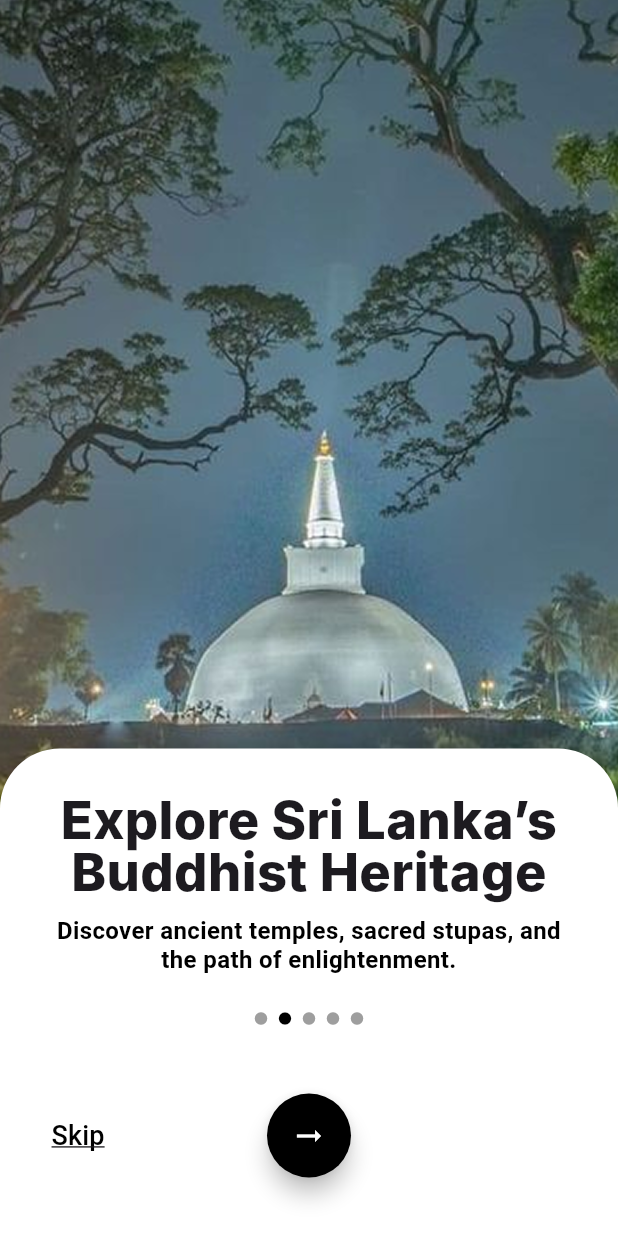
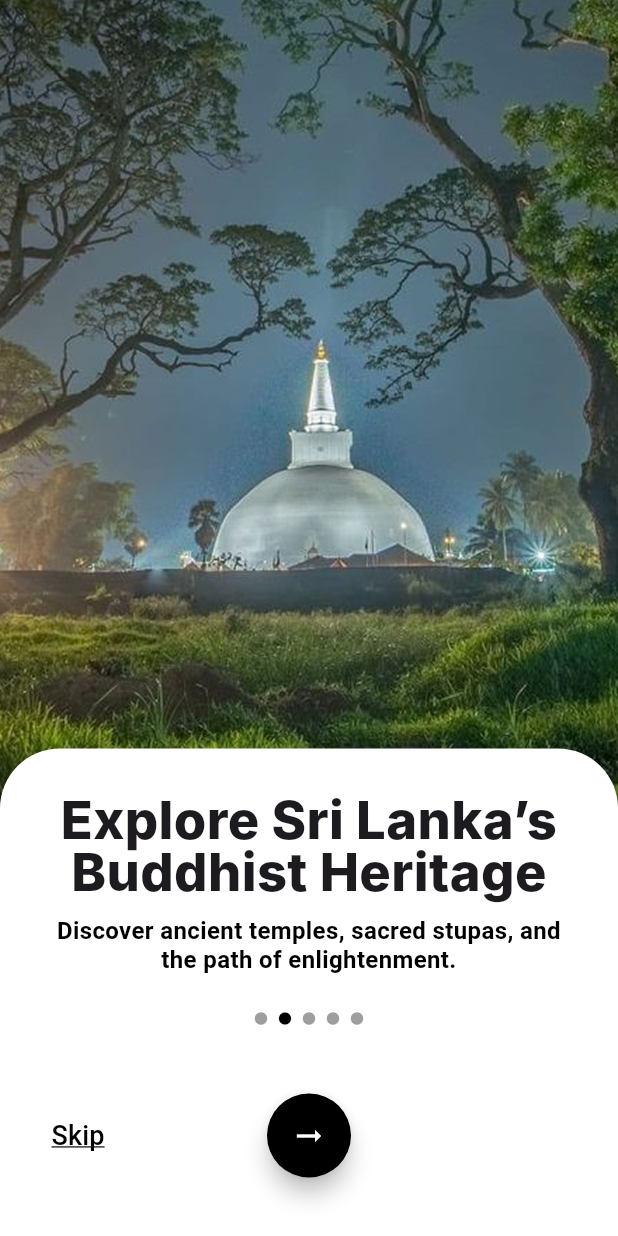
Before and after one commit to DaphneKodithuwakku/sriroute-frontend, a Flutter app: the screen it shows after launch, after a tap on the "arrow right alt" icon, on a phone screen of 412 x 824 dp. Run offline on Flutter 3.47's test engine with Material 3 defaults, Android fonts, the phone set to English and light mode, and no system bars; Roboto replaces fonts that are missing (Inter).

Commit message:
Raised the background image keeping it in the center

```diff
--- a/welcomepages/lib/welcomepage2.dart
+++ b/welcomepages/lib/welcomepage2.dart
@@ -10,7 +10,11 @@ class WelcomePage2 extends StatelessWidget {
         children: [
           // Background Image
           Positioned.fill(
-            child: Image.asset('assets/welcomepage2.png', fit: BoxFit.cover, alignment: Alignment.topCenter,),
+            child: Image.asset(
+              'assets/welcomepage2.png',
+              fit: BoxFit.fitWidth,
+              alignment: Alignment.topCenter,
+            ),
           ),
           // Bottom Card with Content
           Align(
```
